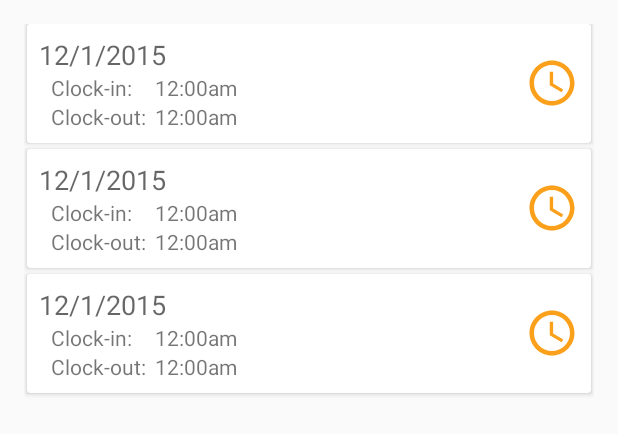
After one commit to anickle060193/delivering, an Android app: the layout fragment_shifts.xml on its own in the app's theme, with its tools: preview values and no code run, on a phone screen of 412 x 824 dp. The commit adds this screen. Shown: the top 434 px of the screen. Run offline under Robolectric (Android 15) with nearby library versions, the phone set to English and light mode, and no system bars.

Commit message:
Started adding Shifts.

```diff
--- /dev/null
+++ b/app/src/main/java/com/adamnickle/delivering/ShiftsFragment.java
@@ -0,0 +1,28 @@
+package com.adamnickle.delivering;
+
+import android.os.Bundle;
+import android.app.Fragment;
+import android.view.LayoutInflater;
+import android.view.View;
+import android.view.ViewGroup;
+
+
+public class ShiftsFragment extends Fragment
+{
+    public static ShiftsFragment newInstance()
+    {
+        return new ShiftsFragment();
+    }
+
+    @Override
+    public void onCreate( Bundle savedInstanceState )
+    {
+        super.onCreate( savedInstanceState );
+    }
+
+    @Override
+    public View onCreateView( LayoutInflater inflater, ViewGroup container, Bundle savedInstanceState )
+    {
+        return inflater.inflate( R.layout.fragment_shifts, container, false );
+    }
+}
--- /dev/null
+++ b/app/src/main/res/drawable/ic_clock_in_out.xml
@@ -0,0 +1,13 @@
+<vector
+    xmlns:android="http://schemas.android.com/apk/res/android"
+    android:width="36dp"
+    android:height="36dp"
+    android:viewportWidth="24.0"
+    android:viewportHeight="24.0">
+
+    <path
+        android:fillColor="#fa9600"
+        android:pathData="M11.99,2C6.47,2 2,6.48 2,12s4.47,10 9.99,10C17.52,22 22,17.52 22,12S17.52,2 11.99,2zM12,20c-4.42,0 -8,-3.58 -8,-8s3.58,-8 8,-8 8,3.58 8,8 -3.58,8 -8,8zM12.5,7H11v6l5.25,3.15 0.75,-1.23 -4.5,-2.67z"
+        android:fillAlpha=".9"/>
+
+</vector>
--- a/app/src/main/res/layout/delivery_item_layout.xml
+++ b/app/src/main/res/layout/delivery_item_layout.xml
@@ -29,7 +29,6 @@
                 android:id="@+id/delivery_status"
                 android:layout_width="wrap_content"
                 android:layout_height="wrap_content"
-                android:layout_marginLeft="4dp"
                 android:layout_marginStart="4dp"
                 android:textAppearance="?android:textAppearanceSmall"
                 android:text="Completed"/>
--- /dev/null
+++ b/app/src/main/res/layout/fragment_shifts.xml
@@ -0,0 +1,21 @@
+<android.support.v4.widget.SwipeRefreshLayout
+    xmlns:android="http://schemas.android.com/apk/res/android"
+    xmlns:app="http://schemas.android.com/apk/res-auto"
+    xmlns:tools="http://schemas.android.com/tools"
+    android:layout_width="match_parent"
+    android:layout_height="match_parent"
+    android:paddingLeft="@dimen/activity_horizontal_margin"
+    android:paddingRight="@dimen/activity_horizontal_margin"
+    android:paddingTop="@dimen/activity_vertical_margin"
+    android:paddingBottom="@dimen/activity_vertical_margin"
+    tools:context="com.adamnickle.delivering.ShiftsFragment"
+    android:id="@+id/shifts_swipe_refresh_layout">
+
+    <android.support.v7.widget.RecyclerView
+        android:id="@+id/shifts_list"
+        android:layout_width="match_parent"
+        android:layout_height="match_parent"
+        app:layoutManager="android.support.v7.widget.LinearLayoutManager"
+        tools:listitem="@layout/shift_item_layout"/>
+
+</android.support.v4.widget.SwipeRefreshLayout >
--- /dev/null
+++ b/app/src/main/res/layout/shift_item_layout.xml
@@ -0,0 +1,74 @@
+<?xml version="1.0" encoding="utf-8"?>
+<android.support.v7.widget.CardView
+    xmlns:android="http://schemas.android.com/apk/res/android"
+    android:layout_width="match_parent"
+    android:layout_height="wrap_content"
+    style="@style/CardViewListItem">
+
+    <RelativeLayout
+        android:layout_width="match_parent"
+        android:layout_height="wrap_content">
+
+        <TextView
+            android:id="@+id/shift_date"
+            android:layout_width="wrap_content"
+            android:layout_height="wrap_content"
+            android:textAppearance="?android:textAppearanceMedium"
+            android:layout_alignParentStart="true"
+            android:text="12/1/2015"/>
+
+        <LinearLayout
+            android:id="@+id/clock_in_out_labels"
+            android:layout_width="wrap_content"
+            android:layout_height="wrap_content"
+            android:orientation="vertical"
+            android:layout_marginStart="8dp"
+            android:layout_marginEnd="6dp"
+            android:layout_alignParentStart="true"
+            android:layout_below="@id/shift_date">
+
+            <TextView
+                android:layout_width="wrap_content"
+                android:layout_height="wrap_content"
+                android:text="Clock-in:"/>
+
+            <TextView
+                android:layout_width="wrap_content"
+                android:layout_height="wrap_content"
+                android:text="Clock-out:"/>
+
+        </LinearLayout>
+
+        <LinearLayout
+            android:layout_width="wrap_content"
+            android:layout_height="wrap_content"
+            android:orientation="vertical"
+            android:layout_toEndOf="@+id/clock_in_out_labels"
+            android:layout_below="@id/shift_date">
+
+            <TextView
+                android:id="@+id/shift_clock_in_time"
+                android:layout_width="wrap_content"
+                android:layout_height="wrap_content"
+                android:text="12:00am"/>
+
+            <TextView
+                android:id="@+id/shift_clock_out_time"
+                android:layout_width="wrap_content"
+                android:layout_height="wrap_content"
+                android:text="12:00am"/>
+
+        </LinearLayout>
+
+        <ImageView
+            android:id="@+id/shift_clock_in_out"
+            android:layout_width="wrap_content"
+            android:layout_height="wrap_content"
+            android:src="@drawable/ic_clock_in_out"
+            android:layout_alignParentEnd="true"
+            android:layout_centerVertical="true"
+            android:contentDescription="Clock In/Out"/>
+
+    </RelativeLayout>
+
+</android.support.v7.widget.CardView>
--- a/app/src/main/res/menu/activity_main_drawer.xml
+++ b/app/src/main/res/menu/activity_main_drawer.xml
@@ -15,8 +15,7 @@
         <item
             android:id="@+id/shifts"
             android:icon="@drawable/ic_shifts"
-            android:title="Shifts"
-            android:visible="false"/>
+            android:title="Shifts"/>
 
         <item
             android:id="@+id/deliveries"
```
